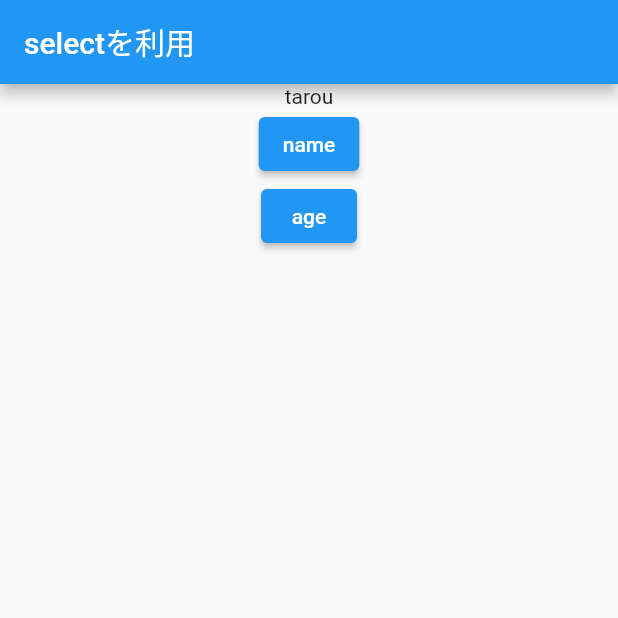
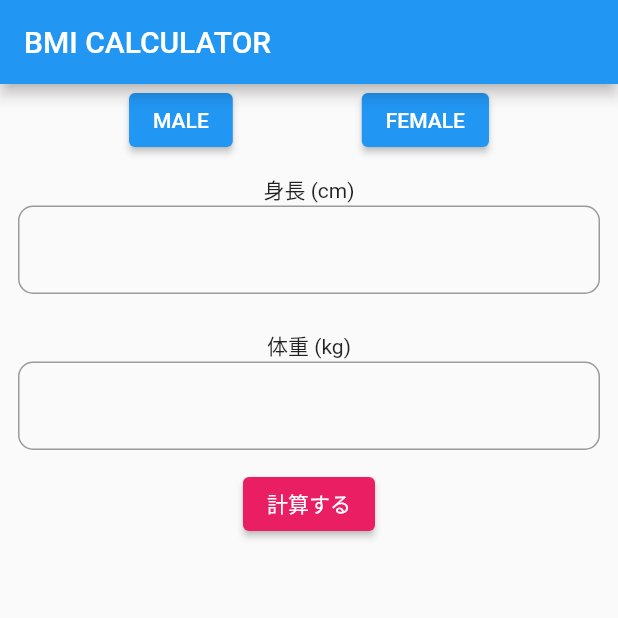
Before and after one commit to ito-a/flutter_practice, a Flutter app: the screen it shows after launch, on a phone screen of 412 x 824 dp, the top half of it. Run offline on Flutter 3.47's test engine with Material 2 defaults, Android fonts, the phone set to English and light mode, and no system bars; our stand-ins replace flutter_riverpod, freezed_annotation.

Commit message:
BMI計算アプリのView保存

```diff
--- /dev/null
+++ b/lib/bmi/top.dart
@@ -0,0 +1,76 @@
+import 'package:flutter/material.dart';
+import 'package:flutter/src/widgets/framework.dart';
+import 'package:flutter_practice/bmi/result.dart';
+import 'package:flutter_riverpod/flutter_riverpod.dart';
+
+class Top extends ConsumerWidget {
+  const Top({Key? key}) : super(key: key);
+
+  @override
+  Widget build(BuildContext context, WidgetRef ref) {
+    return Scaffold(
+      appBar: AppBar(
+        title: const Text('BMI CALCULATOR'),
+      ),
+      body: Column(
+        children: [
+          Row(
+            mainAxisAlignment: MainAxisAlignment.spaceEvenly,
+            children: [
+              ElevatedButton(
+                onPressed: () {},
+                child: const Text('MALE'),
+              ),
+              ElevatedButton(
+                onPressed: () {},
+                child: const Text('FEMALE'),
+              ),
+            ],
+          ),
+          Container(
+            padding: const EdgeInsets.all(12),
+            child: Column(
+              children: [
+                const Text('身長 (cm)'),
+                TextField(
+                  decoration: InputDecoration(
+                    border: OutlineInputBorder(
+                      borderRadius: BorderRadius.circular(10),
+                    ),
+                  ),
+                ),
+              ],
+            ),
+          ),
+          Container(
+            padding: const EdgeInsets.all(12),
+            child: Column(
+              children: [
+                const Text('体重 (kg)'),
+                TextField(
+                  decoration: InputDecoration(
+                    border: OutlineInputBorder(
+                      borderRadius: BorderRadius.circular(10),
+                    ),
+                  ),
+                ),
+              ],
+            ),
+          ),
+          ElevatedButton(
+            onPressed: () {
+              Navigator.push(
+                context,
+                MaterialPageRoute(builder: (context) => Result()),
+              );
+            },
+            style: OutlinedButton.styleFrom(
+              backgroundColor: Colors.pink,
+            ),
+            child: const Text('計算する'),
+          )
+        ],
+      ),
+    );
+  }
+}
--- a/lib/main.dart
+++ b/lib/main.dart
@@ -1,12 +1,14 @@
 import 'package:flutter/material.dart';
-import 'package:flutter_practice/select.dart';
 import 'package:flutter_riverpod/flutter_riverpod.dart';
 
-import 'count.dart';
-import 'todo.dart';
+import 'bmi/top.dart';
 
 final helloWorldProvider = Provider((_) => 'Hello World');
 
 void main() {
-  runApp(const ProviderScope(child: Select()));
+  runApp(const ProviderScope(
+    child: MaterialApp(
+      home: Top(),
+    ),
+  ));
 }
```
Also changed, not shown: lib/bmi/result.dart (added, +41 -0 lines).
